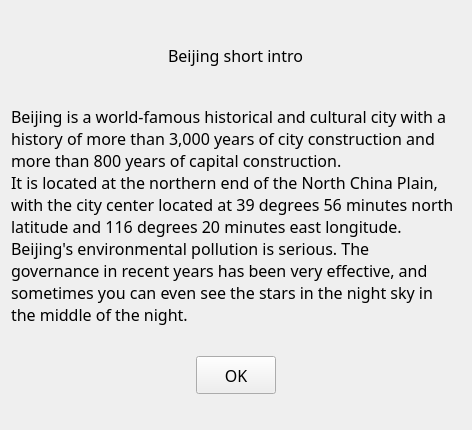
Above: form/beijing_intro.ui from soda92/beijing_fushengji_rewrite before the change. Below: the same form after it.
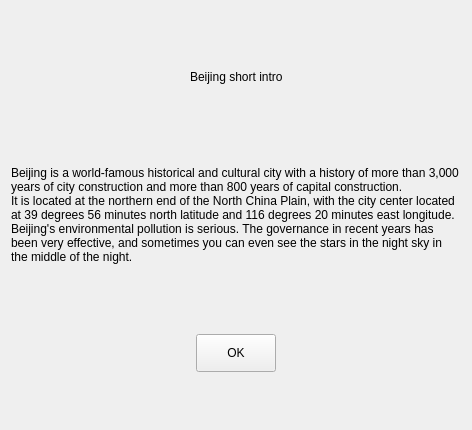
That is the form after the change.

```diff
--- a/form/beijing_intro.ui
+++ b/form/beijing_intro.ui
@@ -13,11 +13,6 @@
   <property name="windowTitle">
    <string>Beijing Intro</string>
   </property>
-  <property name="styleSheet">
-   <string notr="true">QLabel, QPushButton{
-                font: 12pt MiSans;
-}</string>
-  </property>
   <layout class="QVBoxLayout" name="verticalLayout">
    <item>
     <widget class="QWidget" name="widget" native="true">
```
